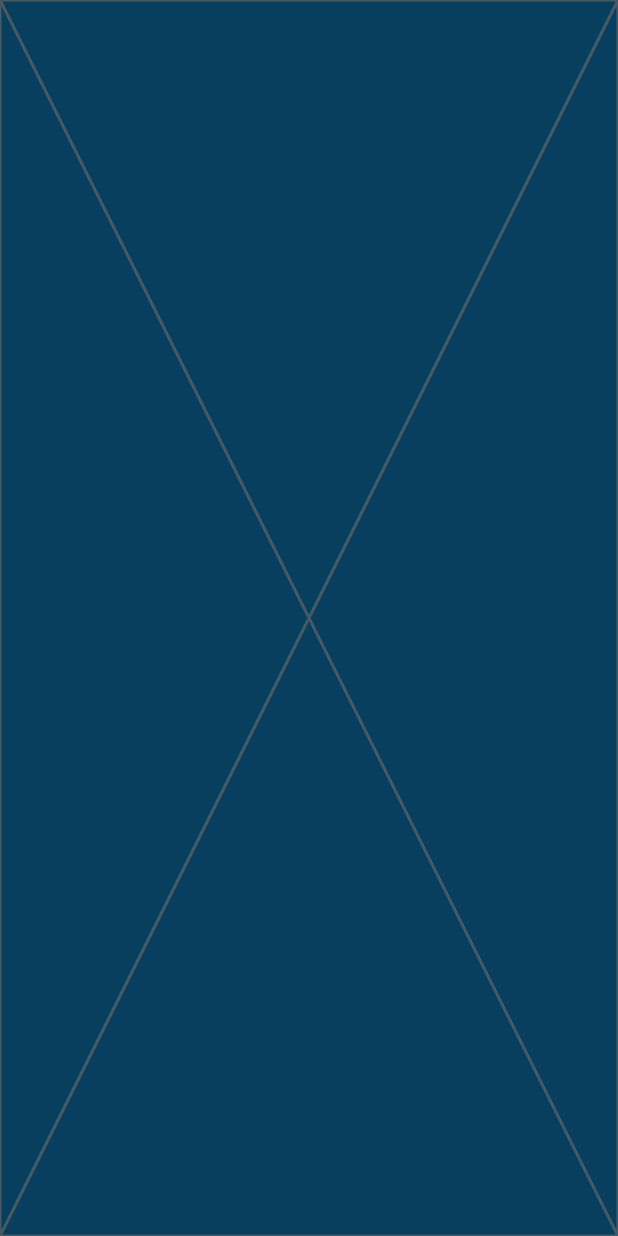
After one commit to Riyam224/booklyy_flutter_secpnd_ver, a Flutter app: the SearchView screen opened by its route, on a phone screen of 412 x 824 dp. The commit adds this screen. Run offline on Flutter 3.47's test engine with Material 2 defaults, Android fonts, the phone set to English and light mode, and no system bars; our stand-ins replace font_awesome_flutter, go_router, google_fonts.

Commit message:
add route for search view

```diff
--- a/lib/core/utils/app_router.dart
+++ b/lib/core/utils/app_router.dart
@@ -1,5 +1,6 @@
 import 'package:booklyy/features/home/presentation/views/book_details_view.dart';
 import 'package:booklyy/features/home/presentation/views/home_view.dart';
+import 'package:booklyy/features/search/presentation/view/search_view.dart';
 import 'package:booklyy/features/splash/presentation/views/splash_view.dart';
 import 'package:go_router/go_router.dart';
 
@@ -7,6 +8,7 @@ abstract class AppRouter {
 // GoRouter configuration
   static const kHomeView = '/homeView';
   static const kBookDetailsView = '/BookDetailsView';
+  static const kSearchView = '/searchView';
   static final router = GoRouter(
     routes: [
       GoRoute(
@@ -21,6 +23,10 @@ abstract class AppRouter {
         path: kBookDetailsView,
         builder: (context, state) => const BookDetailsView(),
       ),
+      GoRoute(
+        path: kSearchView,
+        builder: (context, state) => const SearchView(),
+      ),
     ],
   );
 }
--- /dev/null
+++ b/lib/features/search/presentation/view/search_view.dart
@@ -0,0 +1,15 @@
+import 'package:booklyy/features/search/presentation/view/widgets/search_view_body.dart';
+import 'package:flutter/material.dart';
+
+class SearchView extends StatelessWidget {
+  const SearchView({super.key});
+
+  @override
+  Widget build(BuildContext context) {
+    return Scaffold(
+      body: SafeArea(
+        child: SearchViewBody(),
+      ),
+    );
+  }
+}
--- /dev/null
+++ b/lib/features/search/presentation/view/widgets/search_view_body.dart
@@ -0,0 +1,10 @@
+import 'package:flutter/material.dart';
+
+class SearchViewBody extends StatelessWidget {
+  const SearchViewBody({super.key});
+
+  @override
+  Widget build(BuildContext context) {
+    return const Placeholder();
+  }
+}
```
